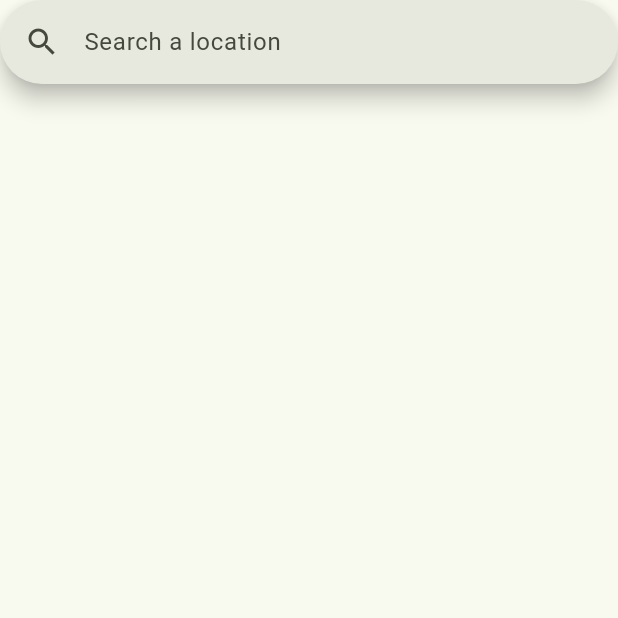
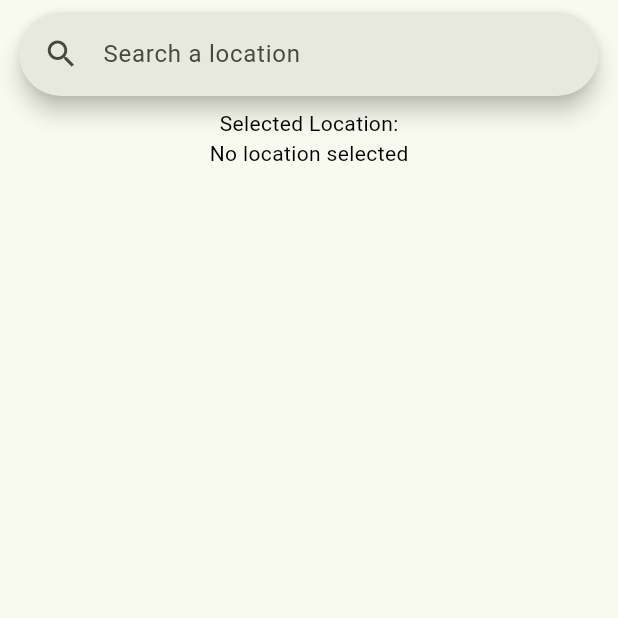
Before and after one commit to guplem/SimpleWeatherApp, a Flutter app: the screen it shows after launch, on a phone screen of 412 x 824 dp, the top half of it. Run offline on Flutter 3.47's test engine with Material 2 defaults, Android fonts, the phone set to English and light mode, and no system bars; our stand-ins replace get.

Commit message:
Fixed state

```diff
--- a/FlutterProject/lib/hub/screen_view.dart
+++ b/FlutterProject/lib/hub/screen_view.dart
@@ -1,15 +1,25 @@
 import 'package:flutter/material.dart';
+import 'package:get/get.dart';
+import 'package:weather_app/location/controller.dart';
 
 import '../location/view.dart';
 
 class HubScreen extends StatelessWidget {
-  const HubScreen({super.key});
+  HubScreen({super.key});
+
+  final LocationController locController = Get.find();
 
   @override
   Widget build(BuildContext context) {
     return Scaffold(
       body: SafeArea(
-        child: const LocationView(),
+        child: Column(
+          children: [
+            const LocationView(),
+            const Text("Selected Location:"),
+            Obx(() => Text(locController.selectedLocation?.name ?? "No location selected")),
+          ],
+        ),
       ),
     );
   }
--- a/FlutterProject/lib/location/controller.dart
+++ b/FlutterProject/lib/location/controller.dart
@@ -5,34 +5,28 @@ import 'package:get/get.dart';
 import 'package:weather_app/location/data.dart';
 import 'package:weather_app/location/model.dart';
 
-class LocationController {
-  LocationController() {
-    instance = this; // Singleton pattern
+class LocationController extends GetxController {
+  final _selectedLocation = Rx<Location?>(null);
+
+  updateSelectedLocation(Location? location) {
+    _selectedLocation.value = location;
   }
 
-  static late final LocationController instance; // For the singleton pattern
+  Location? get selectedLocation => _selectedLocation.value;
 
-  final _selectedLocation = Rx<Location?>(null);
-
-  static updateSelectedLocation(Location? location) {
-    instance._selectedLocation.value = location;
-  }
-
-  static Location? get selectedLocation => instance._selectedLocation.value;
-
-  static List<Location> availableLocations() {
+  List<Location> availableLocations() {
     return locationData;
   }
 
-  static List<String> availableLocationNames() {
+  List<String> availableLocationNames() {
     return availableLocations().map((e) => e.name).toList();
   }
 
-  static Location locationFromName(String name) {
+  Location locationFromName(String name) {
     return availableLocations().firstWhere((element) => element.name == name);
   }
 
-  static void updateSelectedLocationFromName(String selectedLocation) {
+  void updateSelectedLocationFromName(String selectedLocation) {
     updateSelectedLocation(locationFromName(selectedLocation));
   }
 }
--- a/FlutterProject/lib/location/view.dart
+++ b/FlutterProject/lib/location/view.dart
@@ -1,4 +1,5 @@
 import 'package:flutter/material.dart';
+import 'package:get/get.dart';
 import 'package:weather_app/location/controller.dart';
 import 'package:weather_app/theme_custom.dart';
 
@@ -11,9 +12,14 @@ class LocationView extends StatefulWidget {
 
 class _LocationViewState extends State<LocationView> {
   List<String> searchHistory = <String>[];
+  final LocationController locController = Get.find();
 
   @override
   Widget build(BuildContext context) {
+    return Padding(
+      padding: ThemeCustom.paddingStandard,
+      child: Builder(
+        builder: (context) {
           return SearchAnchor.bar(
             barHintText: "Search a location",
             suggestionsBuilder: (BuildContext context, SearchController controller) {
@@ -25,6 +31,9 @@ class _LocationViewState extends State<LocationView> {
               }
               return getSuggestions(controller);
             },
+          );
+        }
+      ),
     );
   }
 
@@ -46,17 +55,17 @@ class _LocationViewState extends State<LocationView> {
 
   Iterable<Widget> getSuggestions(SearchController controller) {
     final String input = controller.value.text;
-    return LocationController.availableLocationNames().where((String name) => name.contains(input)).map(
+    return locController.availableLocationNames().where((String name) => name.contains(input)).map(
           (String filteredName) => ListTile(
-            leading: const Icon(Icons.add_location_rounded),
+            leading: const Icon(Icons.location_on_sharp),
             title: Text(filteredName),
-            trailing: IconButton(
-              icon: const Icon(Icons.call_missed),
-              onPressed: () {
-                controller.text = filteredName;
-                controller.selection = TextSelection.collapsed(offset: controller.text.length);
-              },
-            ),
+            // trailing: IconButton(
+            //   icon: const Icon(Icons.call_missed),
+            //   onPressed: () {
+            //     controller.text = filteredName;
+            //     controller.selection = TextSelection.collapsed(offset: controller.text.length);
+            //   },
+            // ),
             onTap: () {
               controller.closeView(filteredName);
               handleSelection(filteredName);
@@ -67,7 +76,7 @@ class _LocationViewState extends State<LocationView> {
 
   void handleSelection(String selectedLocation) {
     setState(() {
-      LocationController.updateSelectedLocationFromName(selectedLocation);
+      locController.updateSelectedLocationFromName(selectedLocation);
       if (searchHistory.length >= 5) {
         searchHistory.removeLast();
       }
--- a/FlutterProject/lib/main.dart
+++ b/FlutterProject/lib/main.dart
@@ -1,5 +1,8 @@
 import "package:flutter/material.dart";
+import "package:get/get.dart";
+import "package:get/get_navigation/src/root/get_material_app.dart";
 import "package:weather_app/hub/screen_view.dart";
+import "package:weather_app/location/controller.dart";
 import "package:weather_app/theme_custom.dart";
 
 Future<void> main() async {
@@ -20,12 +23,15 @@ class _MyAppState extends State<MyApp> {
 
   @override
   void initState() {
+    // // Initialize the controller
+    // LocationController();
+
     super.initState();
   }
 
   @override
   Widget build(BuildContext context) {
-    return MaterialApp(
+    return GetMaterialApp(
       // THEME
       theme: themeData,
       themeMode: themeData.brightness == Brightness.light ? ThemeMode.light : ThemeMode.dark,
@@ -33,7 +39,12 @@ class _MyAppState extends State<MyApp> {
       debugShowCheckedModeBanner: false,
       onGenerateTitle: (context) => "Weather App",
       // INITIAL ROUTE
-      home: const HubScreen(),
+      home: Builder(builder: (context) {
+        // Instantiate the controller using Get.put() to make it available for all "child" routes
+        Get.put(LocationController());
+
+        return HubScreen();
+      }),
     );
   }
 }
```
Lines whose indentation alone changed are shown as unchanged.
